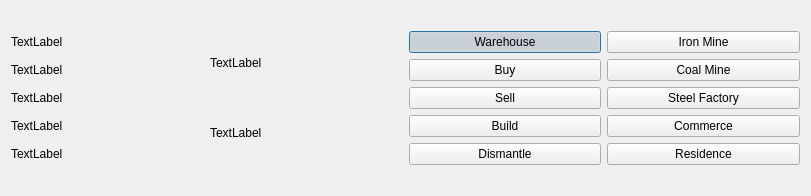
Old version of the form BuildingDetailDialog.ui in the repository lgasyou/SimpleSimulator.
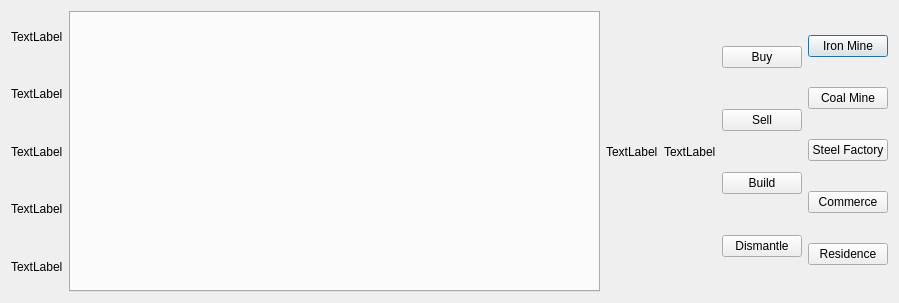
New version of the form. Custom widgets are drawn as their Qt base class.

Commit message: Add SetRouteDialog and SelectTableWidget. Remove SelectIndustryDialog.

```diff
--- a/BuildingDetailDialog.ui
+++ b/BuildingDetailDialog.ui
@@ -6,117 +6,22 @@
    <rect>
     <x>0</x>
     <y>0</y>
-    <width>811</width>
-    <height>196</height>
+    <width>899</width>
+    <height>303</height>
    </rect>
   </property>
   <property name="windowTitle">
    <string>Dialog</string>
   </property>
   <layout class="QGridLayout" name="gridLayout">
-   <item row="1" column="3">
-    <layout class="QVBoxLayout" name="verticalLayout_ProperitiesOfBaseIndustry">
-     <item>
-      <widget class="QLabel" name="label_WarehouseSum">
-       <property name="text">
-        <string>TextLabel</string>
-       </property>
-      </widget>
-     </item>
-     <item>
-      <widget class="QLabel" name="label_GarageState">
-       <property name="text">
-        <string>TextLabel</string>
-       </property>
-      </widget>
-     </item>
-    </layout>
+   <item row="1" column="1">
+    <widget class="QTabWidget" name="tabWidget_industry">
+     <property name="currentIndex">
+      <number>-1</number>
+     </property>
+    </widget>
    </item>
-   <item row="1" column="0">
-    <layout class="QVBoxLayout" name="verticalLayout_Info">
-     <item>
-      <widget class="QLabel" name="label_Name">
-       <property name="text">
-        <string>TextLabel</string>
-       </property>
-      </widget>
-     </item>
-     <item>
-      <widget class="QLabel" name="label_Value">
-       <property name="text">
-        <string>TextLabel</string>
-       </property>
-      </widget>
-     </item>
-     <item>
-      <widget class="QLabel" name="label_Type">
-       <property name="text">
-        <string>TextLabel</string>
-       </property>
-      </widget>
-     </item>
-     <item>
-      <widget class="QLabel" name="label_Owner">
-       <property name="text">
-        <string>TextLabel</string>
-       </property>
-      </widget>
-     </item>
-     <item>
-      <widget class="QLabel" name="label_Position">
-       <property name="text">
-        <string>TextLabel</string>
-       </property>
-      </widget>
-     </item>
-    </layout>
-   </item>
-   <item row="1" column="4">
-    <layout class="QVBoxLayout" name="verticalLayout_Main">
-     <item>
-      <widget class="QPushButton" name="pushButton_BaseIndustry_SwitchInfo">
-       <property name="text">
-        <string>Warehouse</string>
-       </property>
-       <property name="checkable">
-        <bool>true</bool>
-       </property>
-       <property name="checked">
-        <bool>true</bool>
-       </property>
-      </widget>
-     </item>
-     <item>
-      <widget class="QPushButton" name="pushButton_Buy">
-       <property name="text">
-        <string>Buy</string>
-       </property>
-      </widget>
-     </item>
-     <item>
-      <widget class="QPushButton" name="pushButton_Sell">
-       <property name="text">
-        <string>Sell</string>
-       </property>
-      </widget>
-     </item>
-     <item>
-      <widget class="QPushButton" name="pushButton_Build">
-       <property name="text">
-        <string>Build</string>
-       </property>
-      </widget>
-     </item>
-     <item>
-      <widget class="QPushButton" name="pushButton_Dismantle">
-       <property name="text">
-        <string>Dismantle</string>
-       </property>
-      </widget>
-     </item>
-    </layout>
-   </item>
-   <item row="1" column="5">
+   <item row="1" column="6">
     <layout class="QVBoxLayout" name="verticalLayout_Build">
      <item>
       <widget class="MyPushButton" name="pushButton_Build_IronMine">
@@ -155,6 +60,91 @@
      </item>
     </layout>
    </item>
+   <item row="1" column="2">
+    <widget class="QLabel" name="label_WarehouseSum">
+     <property name="text">
+      <string>TextLabel</string>
+     </property>
+    </widget>
+   </item>
+   <item row="1" column="5">
+    <layout class="QVBoxLayout" name="verticalLayout_Main">
+     <item>
+      <widget class="QPushButton" name="pushButton_Buy">
+       <property name="text">
+        <string>Buy</string>
+       </property>
+      </widget>
+     </item>
+     <item>
+      <widget class="QPushButton" name="pushButton_Sell">
+       <property name="text">
+        <string>Sell</string>
+       </property>
+      </widget>
+     </item>
+     <item>
+      <widget class="QPushButton" name="pushButton_Build">
+       <property name="text">
+        <string>Build</string>
+       </property>
+      </widget>
+     </item>
+     <item>
+      <widget class="QPushButton" name="pushButton_Dismantle">
+       <property name="text">
+        <string>Dismantle</string>
+       </property>
+      </widget>
+     </item>
+    </layout>
+   </item>
+   <item row="1" column="0">
+    <layout class="QVBoxLayout" name="verticalLayout_Info">
+     <item>
+      <widget class="QLabel" name="label_Name">
+       <property name="text">
+        <string>TextLabel</string>
+       </property>
+      </widget>
+     </item>
+     <item>
+      <widget class="QLabel" name="label_Value">
+       <property name="text">
+        <string>TextLabel</string>
+       </property>
+      </widget>
+     </item>
+     <item>
+      <widget class="QLabel" name="label_Type">
+       <property name="text">
+        <string>TextLabel</string>
+       </property>
+      </widget>
+     </item>
+     <item>
+      <widget class="QLabel" name="label_Owner">
+       <property name="text">
+        <string>TextLabel</string>
+       </property>
+      </widget>
+     </item>
+     <item>
+      <widget class="QLabel" name="label_Position">
+       <property name="text">
+        <string>TextLabel</string>
+       </property>
+      </widget>
+     </item>
+    </layout>
+   </item>
+   <item row="1" column="3">
+    <widget class="QLabel" name="label_GarageState">
+     <property name="text">
+      <string>TextLabel</string>
+     </property>
+    </widget>
+   </item>
   </layout>
  </widget>
  <customwidgets>
```
The commit also changes 27 other files.
